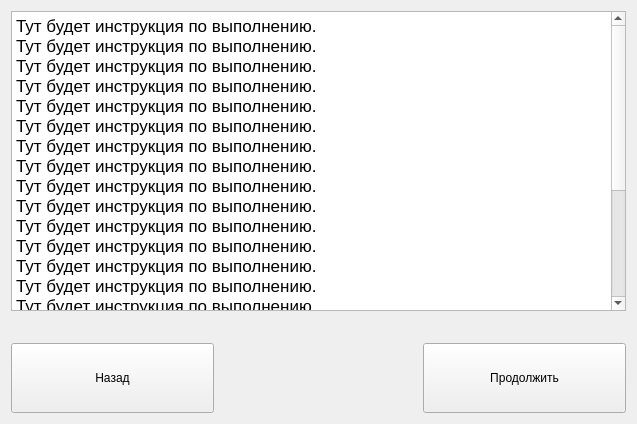
Above: instruction.ui from philipscode/Quiz-for-genetic-algorithm-task before the change. Below: the same form after it.
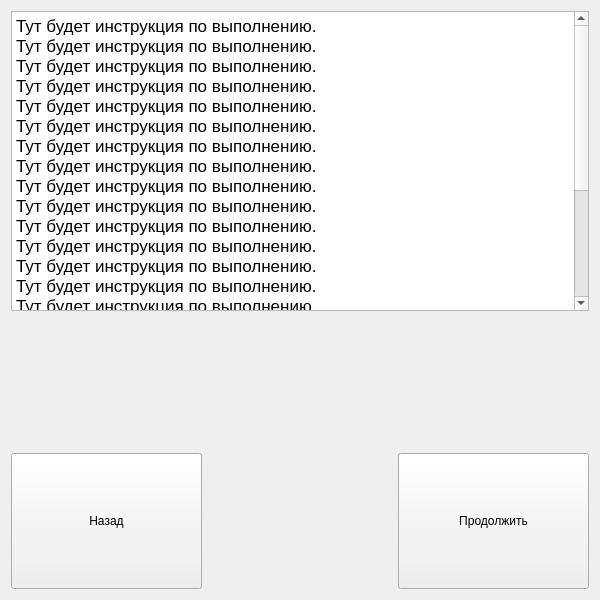
That is the form after the change.

Diff of the .ui file:
```diff
--- a/instruction.ui
+++ b/instruction.ui
@@ -6,10 +6,16 @@
    <rect>
     <x>0</x>
     <y>0</y>
-    <width>637</width>
-    <height>424</height>
+    <width>600</width>
+    <height>600</height>
    </rect>
   </property>
+  <property name="maximumSize">
+   <size>
+    <width>800</width>
+    <height>800</height>
+   </size>
+  </property>
   <property name="windowTitle">
    <string>Form</string>
   </property>
```
